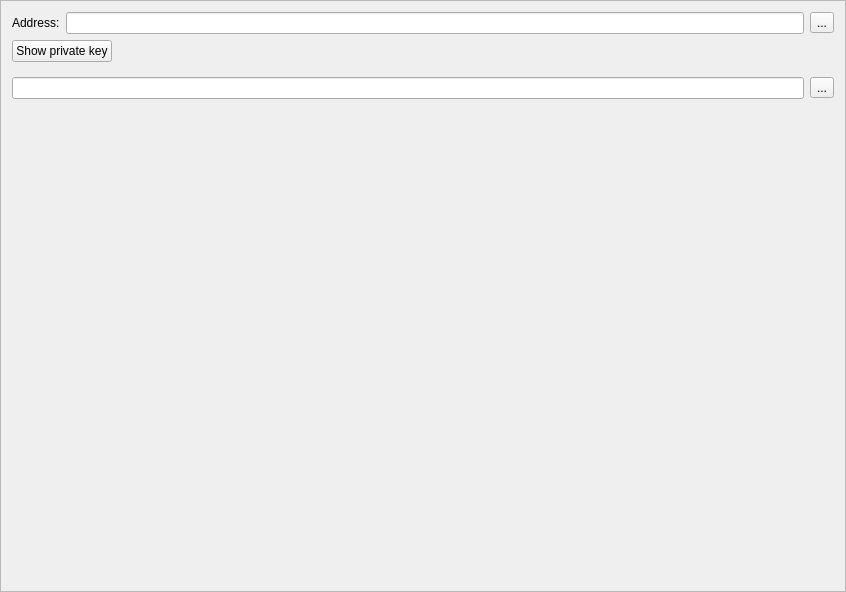
Before: the Qt Designer form src/gui/ui/receiveframe.ui in cryptonotefoundation/cryptonotewallet, drawn with Qt 5.
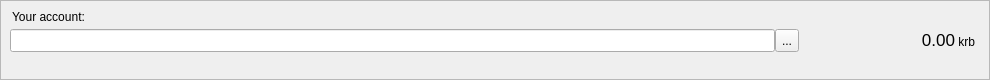
After: the same form once the commit is applied. Icons and pictures are not drawn.

Patch:
```diff
--- a/src/gui/ui/receiveframe.ui
+++ b/src/gui/ui/receiveframe.ui
@@ -6,8 +6,8 @@
    <rect>
     <x>0</x>
     <y>0</y>
-    <width>846</width>
-    <height>592</height>
+    <width>990</width>
+    <height>80</height>
    </rect>
   </property>
   <property name="windowTitle">
@@ -19,127 +19,212 @@
   <property name="frameShadow">
    <enum>QFrame::Raised</enum>
   </property>
-  <layout class="QVBoxLayout" name="verticalLayout">
+  <layout class="QHBoxLayout" name="horizontalLayout_3">
+   <property name="spacing">
+    <number>0</number>
+   </property>
+   <property name="leftMargin">
+    <number>0</number>
+   </property>
+   <property name="topMargin">
+    <number>0</number>
+   </property>
+   <property name="rightMargin">
+    <number>0</number>
+   </property>
+   <property name="bottomMargin">
+    <number>0</number>
+   </property>
    <item>
-    <layout class="QHBoxLayout" name="horizontalLayout">
+    <layout class="QVBoxLayout" name="verticalLayout_3">
+     <property name="spacing">
+      <number>3</number>
+     </property>
+     <property name="leftMargin">
+      <number>9</number>
+     </property>
+     <property name="rightMargin">
+      <number>9</number>
+     </property>
      <item>
       <widget class="QLabel" name="label">
        <property name="text">
-        <string>Address:</string>
+        <string>Your account:</string>
        </property>
-      </widget>
-     </item>
-     <item>
-      <widget class="QLineEdit" name="m_addressEdit">
-       <property name="readOnly">
-        <bool>true</bool>
+       <property name="alignment">
+        <set>Qt::AlignBottom|Qt::AlignLeading|Qt::AlignLeft</set>
        </property>
+       <property name="margin">
+        <number>0</number>
+       </property>
+       <property name="indent">
+        <number>2</number>
+       </property>
       </widget>
      </item>
      <item>
-      <widget class="QToolButton" name="m_copyButton">
-       <property name="text">
-        <string>...</string>
+      <layout class="QHBoxLayout" name="horizontalLayout">
+       <property name="spacing">
+        <number>0</number>
        </property>
-       <property name="icon">
-        <iconset resource="../../resources.qrc">
-         <normaloff>:/icons/copy</normaloff>:/icons/copy</iconset>
+       <property name="bottomMargin">
+        <number>0</number>
        </property>
-      </widget>
+       <item>
+        <widget class="QLineEdit" name="m_addressEdit">
+         <property name="sizePolicy">
+          <sizepolicy hsizetype="Expanding" vsizetype="Fixed">
+           <horstretch>0</horstretch>
+           <verstretch>0</verstretch>
+          </sizepolicy>
+         </property>
+         <property name="minimumSize">
+          <size>
+           <width>0</width>
+           <height>23</height>
+          </size>
+         </property>
+         <property name="maximumSize">
+          <size>
+           <width>765</width>
+           <height>23</height>
+          </size>
+         </property>
+         <property name="font">
+          <font>
+           <family>MS Shell Dlg 2</family>
+           <pointsize>9</pointsize>
+           <weight>75</weight>
+           <bold>true</bold>
+          </font>
+         </property>
+         <property name="focusPolicy">
+          <enum>Qt::NoFocus</enum>
+         </property>
+         <property name="toolTip">
+          <string>Your receiving address</string>
+         </property>
+         <property name="whatsThis">
+          <string>This is your account address</string>
+         </property>
+         <property name="styleSheet">
+          <string notr="true"/>
+         </property>
+         <property name="readOnly">
+          <bool>true</bool>
+         </property>
+        </widget>
+       </item>
+       <item>
+        <widget class="QToolButton" name="m_copyButton">
+         <property name="minimumSize">
+          <size>
+           <width>0</width>
+           <height>23</height>
+          </size>
+         </property>
+         <property name="toolTip">
+          <string>Copy address</string>
+         </property>
+         <property name="statusTip">
+          <string>Copy address</string>
+         </property>
+         <property name="whatsThis">
+          <string/>
+         </property>
+         <property name="text">
+          <string>...</string>
+         </property>
+         <property name="icon">
+          <iconset resource="../../resources.qrc">
+           <normaloff>:/icons/copy</normaloff>:/icons/copy</iconset>
+         </property>
+        </widget>
+       </item>
+       <item>
+        <widget class="QLabel" name="totalBalance">
+         <property name="font">
+          <font>
+           <pointsize>13</pointsize>
+          </font>
+         </property>
+         <property name="toolTip">
+          <string>Total balance</string>
+         </property>
+         <property name="statusTip">
+          <string>Total balance</string>
+         </property>
+         <property name="text">
+          <string>0.00</string>
+         </property>
+         <property name="alignment">
+          <set>Qt::AlignRight|Qt::AlignTrailing|Qt::AlignVCenter</set>
+         </property>
+         <property name="margin">
+          <number>0</number>
+         </property>
+         <property name="textInteractionFlags">
+          <set>Qt::TextSelectableByMouse</set>
+         </property>
+        </widget>
+       </item>
+       <item>
+        <widget class="QLabel" name="label_2">
+         <property name="sizePolicy">
+          <sizepolicy hsizetype="Preferred" vsizetype="Fixed">
+           <horstretch>0</horstretch>
+           <verstretch>0</verstretch>
+          </sizepolicy>
+         </property>
+         <property name="minimumSize">
+          <size>
+           <width>25</width>
+           <height>18</height>
+          </size>
+         </property>
+         <property name="maximumSize">
+          <size>
+           <width>25</width>
+           <height>18</height>
+          </size>
+         </property>
+         <property name="baseSize">
+          <size>
+           <width>25</width>
+           <height>18</height>
+          </size>
+         </property>
+         <property name="text">
+          <string> krb</string>
+         </property>
+         <property name="alignment">
+          <set>Qt::AlignBottom|Qt::AlignLeading|Qt::AlignLeft</set>
+         </property>
+         <property name="margin">
+          <number>0</number>
+         </property>
+        </widget>
+       </item>
+      </layout>
      </item>
-    </layout>
-   </item>
-   <item>
-    <layout class="QHBoxLayout" name="horizontalLayout_2">
      <item>
-      <widget class="QPushButton" name="m_showKeyButton">
+      <widget class="QLabel" name="addressStatusLabel">
        <property name="text">
-        <string>Show private key</string>
+        <string/>
        </property>
-       <property name="checkable">
-        <bool>true</bool>
+       <property name="alignment">
+        <set>Qt::AlignLeading|Qt::AlignLeft|Qt::AlignTop</set>
        </property>
-      </widget>
-     </item>
-     <item>
-      <spacer name="horizontalSpacer">
-       <property name="orientation">
-        <enum>Qt::Horizontal</enum>
+       <property name="margin">
+        <number>0</number>
        </property>
-       <property name="sizeHint" stdset="0">
-        <size>
-         <width>40</width>
-         <height>20</height>
-        </size>
+       <property name="indent">
+        <number>2</number>
        </property>
-      </spacer>
+      </widget>
      </item>
     </layout>
    </item>
-   <item>
-    <widget class="QFrame" name="m_keyFrame">
-     <property name="minimumSize">
-      <size>
-       <width>0</width>
-       <height>40</height>
-      </size>
-     </property>
-     <property name="frameShape">
-      <enum>QFrame::NoFrame</enum>
-     </property>
-     <property name="frameShadow">
-      <enum>QFrame::Raised</enum>
-     </property>
-     <layout class="QVBoxLayout" name="verticalLayout_2">
-      <property name="leftMargin">
-       <number>0</number>
-      </property>
-      <property name="topMargin">
-       <number>0</number>
-      </property>
-      <property name="rightMargin">
-       <number>0</number>
-      </property>
-      <property name="bottomMargin">
-       <number>0</number>
-      </property>
-      <item>
-       <layout class="QHBoxLayout" name="horizontalLayout_3">
-        <property name="topMargin">
-         <number>0</number>
-        </property>
-        <item>
-         <widget class="QLineEdit" name="m_keyEdit"/>
-        </item>
-        <item>
-         <widget class="QToolButton" name="m_copyKeyButton">
-          <property name="text">
-           <string>...</string>
-          </property>
-          <property name="icon">
-           <iconset resource="../../resources.qrc">
-            <normaloff>:/icons/copy</normaloff>:/icons/copy</iconset>
-          </property>
-         </widget>
-        </item>
-       </layout>
-      </item>
-     </layout>
-    </widget>
-   </item>
-   <item>
-    <spacer name="verticalSpacer">
-     <property name="orientation">
-      <enum>Qt::Vertical</enum>
-     </property>
-     <property name="sizeHint" stdset="0">
-      <size>
-       <width>20</width>
-       <height>40</height>
-      </size>
-     </property>
-    </spacer>
-   </item>
   </layout>
  </widget>
  <resources>
```
Left out of the diff: 34 changed lines with no effect on the pictures.
